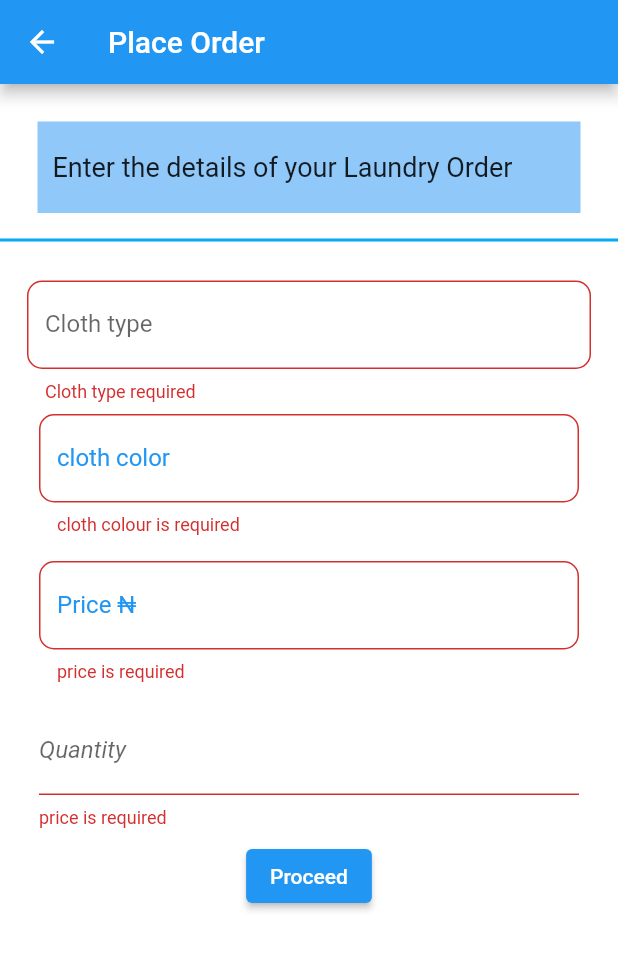
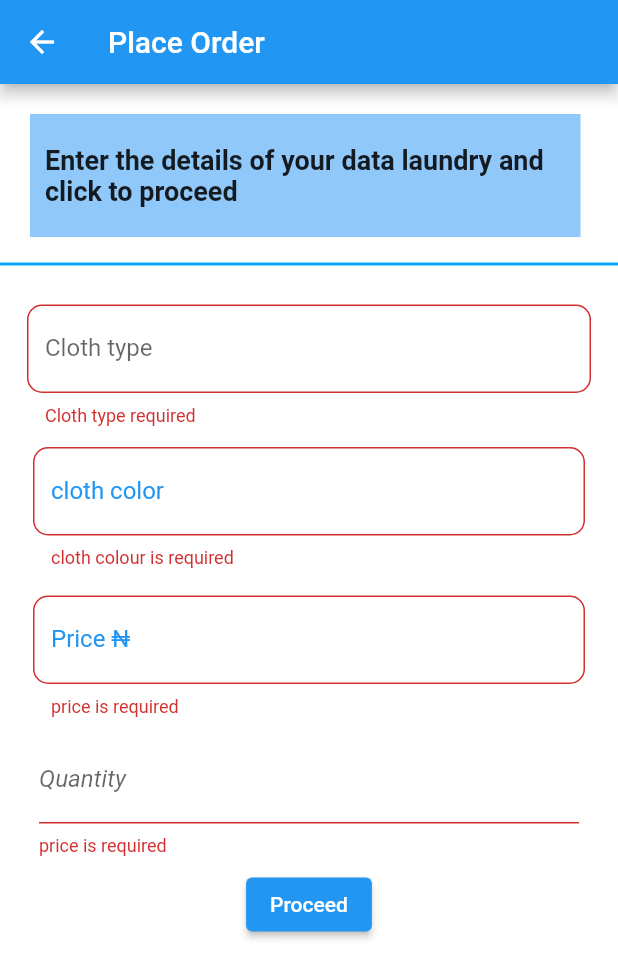
Before and after one commit to chimingo/ilundary, a Flutter app: the PlaceOrder screen opened directly, after a tap on "Proceed", on a phone screen of 412 x 824 dp. Shown: the top 978 px of the screen. Run offline on Flutter 3.47's test engine with Material 2 defaults, Android fonts, the phone set to English and light mode, and no system bars.

```diff
--- a/lib/place_order.dart
+++ b/lib/place_order.dart
@@ -27,27 +27,17 @@ final GlobalKey<FormState> _formkey = GlobalKey<FormState>();
 
         body:SafeArea(
           child: SingleChildScrollView(
-
-
            child: Column(
             children:[
              Container(
             color:const Color.fromARGB(255, 144, 200, 249),
             width: double.infinity,
-                padding: const EdgeInsets.only(left: 10.0, top: 20.0, bottom: 20.0, right: 10.0),
-                margin: const EdgeInsets.fromLTRB(25.0, 25.0, 25.0, 10.0),
-                child: const Text(
-                  "Enter the details of your Laundry Order",
-                  style: TextStyle(fontSize: 18.0),
+               margin: const EdgeInsets.fromLTRB(20.0, 20.0, 25.0, 10.0),
+               padding: const EdgeInsets.only(left: 10,top:20.0,right: 20.0, bottom: 20.0),
+                child: const Text("Enter the details of your data laundry and click to proceed",
+                   style: TextStyle(fontSize: 18,fontWeight: FontWeight.w700),
                     ),
                    ),
-
-                  // const Padding(
-                  //   padding: EdgeInsets.only(top:30,left: 10,right: 10, bottom: 15),
-                  //   child: Text("Enter the details of your data laundry and click to proceed",
-                  //   style: TextStyle(fontSize: 20,fontWeight: FontWeight.w700),
-                  //   ),
-                  // ),
                    const Divider(
                     color: Colors.lightBlue,
                     thickness: 2,
@@ -100,8 +90,9 @@ final GlobalKey<FormState> _formkey = GlobalKey<FormState>();
                           labelText: "Cloth type",
                         ),
                       ),
+                      const SizedBox(height:10),
                    Padding(
-                 padding: const EdgeInsets.all(8.0),
+                 padding: const EdgeInsets.all(4.0),
 
 
                    child:TextFormField(
@@ -125,9 +116,9 @@ final GlobalKey<FormState> _formkey = GlobalKey<FormState>();
 
                 ),
                ),
-              const SizedBox(height:1),
+              const SizedBox(height:10),
                Padding(
-                  padding: const EdgeInsets.all(8.0),
+                  padding: const EdgeInsets.all(4.0),
 
                   child:TextFormField(
                     validator: (value){
@@ -188,15 +179,20 @@ final GlobalKey<FormState> _formkey = GlobalKey<FormState>();
                  ElevatedButton(
                   onPressed: (){
                     if (_formkey.currentState!.validate()) {
-                      print("Cloth type${clothType.text}");
+                    //   print("Cloth type${clothType.text}");
 
 
-                    print(clothType.text);
-                    print(colourType.text);
-                    print(priceType.text);
-                    print(quantityType.text);
+                    // print(clothType.text);
+                    // print(colourType.text);
+                    // print(priceType.text);
+                    // print(quantityType.text);
                     Navigator.push(context, MaterialPageRoute(builder:((context){
-                      return OrderDetails(clothType:clothType.text,colourType:colourType.text);
+                      return OrderDetails(
+                        clothType:clothType.text,
+                        colourType:colourType.text,
+                        price:int.parse(priceType.text),
+                        quantity:int.parse(quantityType.text),
+                        );
 
 
 
```
Also changed, not shown: lib/confirmed.dart (added, +20 -0 lines), lib/order_details.dart (+30 -3 lines). Lines whose indentation alone changed are shown as unchanged.
